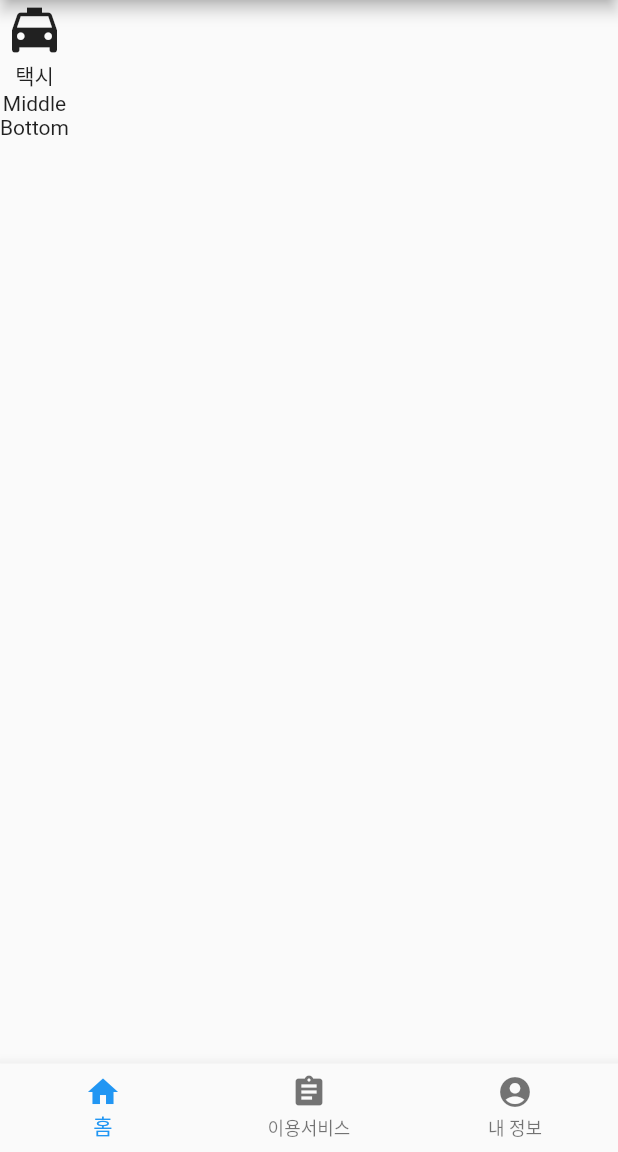
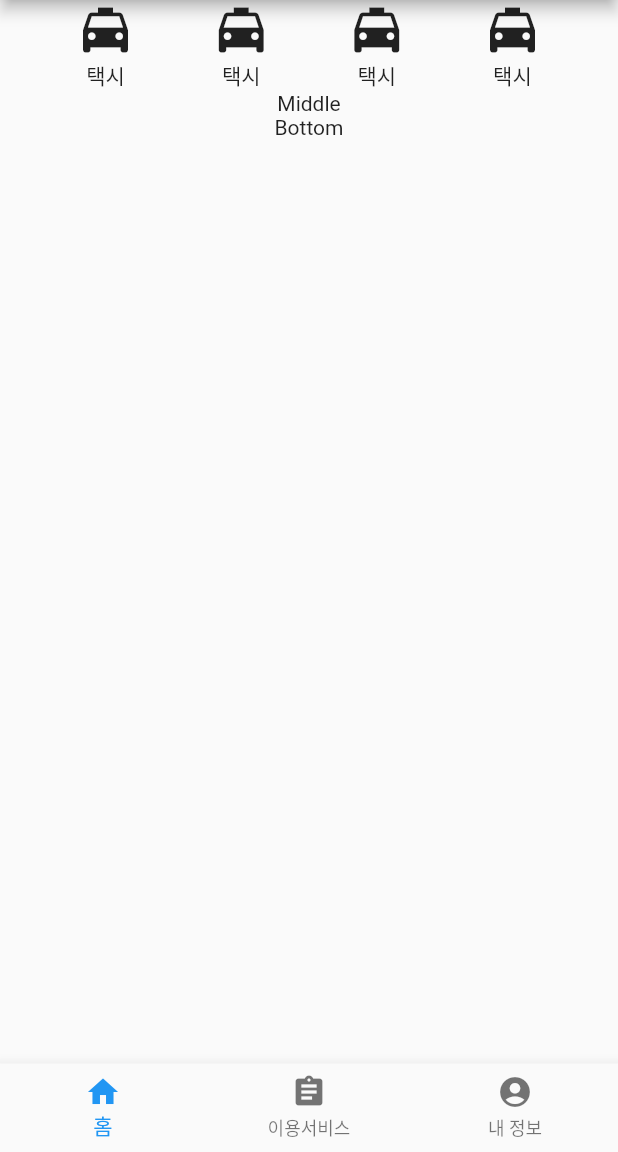
Before and after one commit to kopro-ov/TIL, a Flutter app: the screen it shows after launch, on a phone screen of 412 x 824 dp, the part 84-1236 px from its top. Run offline on Flutter 3.47's test engine with Material 2 defaults, Android fonts, the phone set to English and light mode, and no system bars.

Commit message:
Feat 메뉴를 한 줄에 4개 만들기
1. Column을 row로 감싸기

```diff
--- a/framework/flutter/project/flutter_first_web/lib/main.dart
+++ b/framework/flutter/project/flutter_first_web/lib/main.dart
@@ -83,13 +83,45 @@ class Page1 extends StatelessWidget {
 
   //상단
   Widget _buildTop() {
-    return Column(
+    return Row(
+      mainAxisAlignment: MainAxisAlignment.spaceEvenly,
       children: <Widget>[
-        Icon(
-          Icons.local_taxi,
-          size: 40,
+        Column(
+          children: <Widget>[
+            Icon(
+              Icons.local_taxi,
+              size: 40,
+            ),
+            Text('택시'),
+          ],
         ),
-        Text('택시'),
+        Column(
+          children: <Widget>[
+            Icon(
+              Icons.local_taxi,
+              size: 40,
+            ),
+            Text('택시'),
+          ],
+        ),
+        Column(
+          children: <Widget>[
+            Icon(
+              Icons.local_taxi,
+              size: 40,
+            ),
+            Text('택시'),
+          ],
+        ),
+        Column(
+          children: <Widget>[
+            Icon(
+              Icons.local_taxi,
+              size: 40,
+            ),
+            Text('택시'),
+          ],
+        ),
       ],
     );
   }
```
